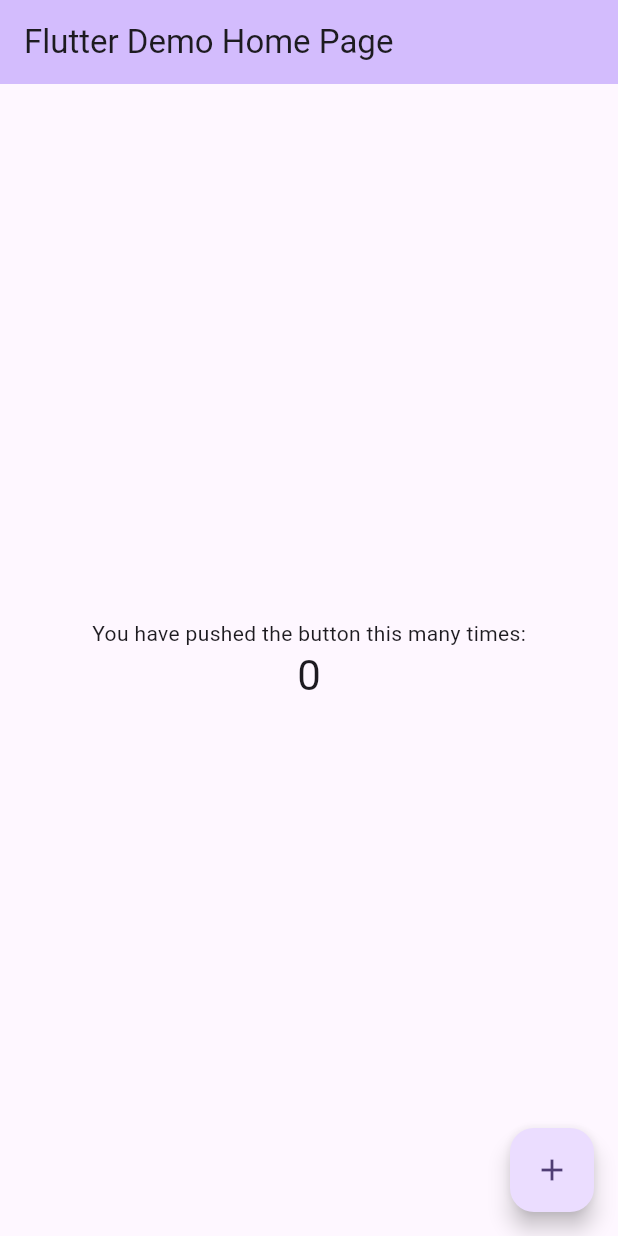
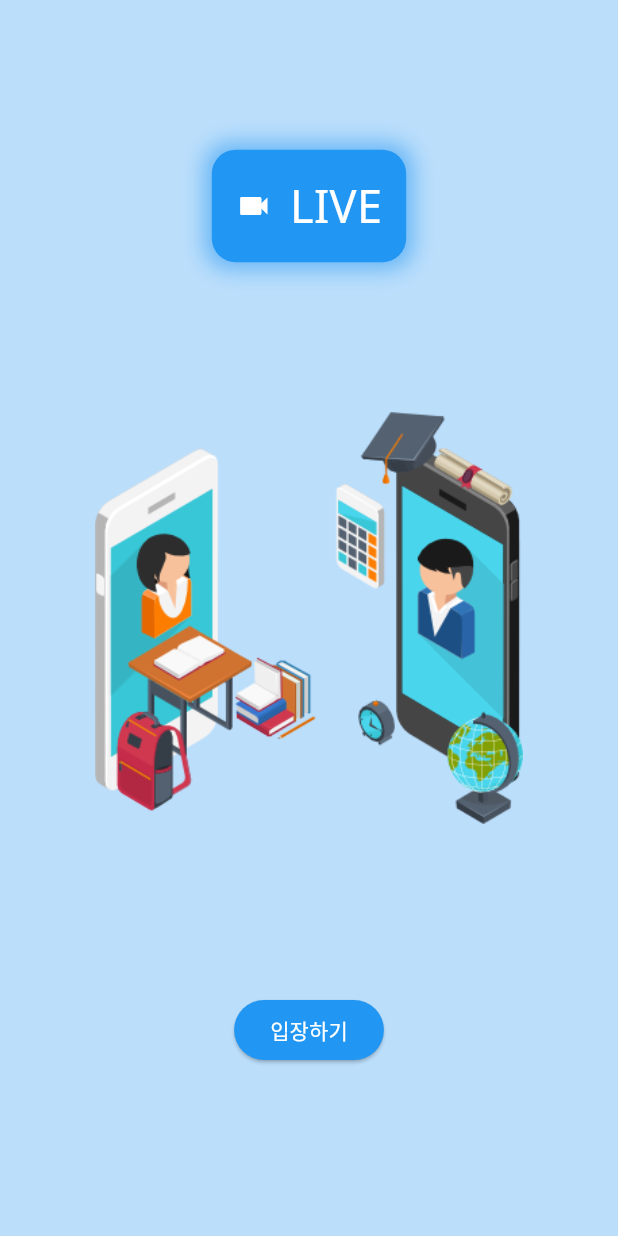
Before and after one commit to sinej/flutter-video-call, a Flutter app: the screen it shows after launch, on a phone screen of 412 x 824 dp. Run offline on Flutter 3.47's test engine with Material 3 defaults, Android fonts, the phone set to English and light mode, and no system bars; our stand-ins replace permission_handler; missing offline and left inert: agora_rtc_engine.

```diff
--- /dev/null
+++ b/lib/const/keys.dart
@@ -0,0 +1,3 @@
+const appId = 'dfdbb91266ed47b685a3c5bb638916bf';
+const channelName = 'testchannel';
+const token = '007eJxTYJCJ3PM6k7NN1qbKct90m6ub/X/sFf+ituVq0EamioSbetMUGFLSUpKSLA2NzMxSU0zMk8wsTBONk02TksyMLSwNzZLSeFi80xoCGRlW/tzPwsgAgSA+N0NJanFJckZiXl5qDgMDACshIlA=';
--- a/lib/main.dart
+++ b/lib/main.dart
@@ -1,125 +1,13 @@
 import 'package:flutter/material.dart';
+import 'package:video_call/screen/home_screen.dart';
 
 void main() {
-  runApp(const MyApp());
+  runApp(
+    MaterialApp(
+      theme: ThemeData(
+        fontFamily: 'NotoSans',
+      ),
+      home: HomeScreen(),
+    ),
+  );
 }
-
-class MyApp extends StatelessWidget {
-  const MyApp({super.key});
-
-  // This widget is the root of your application.
-  @override
-  Widget build(BuildContext context) {
-    return MaterialApp(
-      title: 'Flutter Demo',
-      theme: ThemeData(
-        // This is the theme of your application.
-        //
-        // TRY THIS: Try running your application with "flutter run". You'll see
-        // the application has a purple toolbar. Then, without quitting the app,
-        // try changing the seedColor in the colorScheme below to Colors.green
-        // and then invoke "hot reload" (save your changes or press the "hot
-        // reload" button in a Flutter-supported IDE, or press "r" if you used
-        // the command line to start the app).
-        //
-        // Notice that the counter didn't reset back to zero; the application
-        // state is not lost during the reload. To reset the state, use hot
-        // restart instead.
-        //
-        // This works for code too, not just values: Most code changes can be
-        // tested with just a hot reload.
-        colorScheme: ColorScheme.fromSeed(seedColor: Colors.deepPurple),
-        useMaterial3: true,
-      ),
-      home: const MyHomePage(title: 'Flutter Demo Home Page'),
-    );
-  }
-}
-
-class MyHomePage extends StatefulWidget {
-  const MyHomePage({super.key, required this.title});
-
-  // This widget is the home page of your application. It is stateful, meaning
-  // that it has a State object (defined below) that contains fields that affect
-  // how it looks.
-
-  // This class is the configuration for the state. It holds the values (in this
-  // case the title) provided by the parent (in this case the App widget) and
-  // used by the build method of the State. Fields in a Widget subclass are
-  // always marked "final".
-
-  final String title;
-
-  @override
-  State<MyHomePage> createState() => _MyHomePageState();
-}
-
-class _MyHomePageState extends State<MyHomePage> {
-  int _counter = 0;
-
-  void _incrementCounter() {
-    setState(() {
-      // This call to setState tells the Flutter framework that something has
-      // changed in this State, which causes it to rerun the build method below
-      // so that the display can reflect the updated values. If we changed
-      // _counter without calling setState(), then the build method would not be
-      // called again, and so nothing would appear to happen.
-      _counter++;
-    });
-  }
-
-  @override
-  Widget build(BuildContext context) {
-    // This method is rerun every time setState is called, for instance as done
-    // by the _incrementCounter method above.
-    //
-    // The Flutter framework has been optimized to make rerunning build methods
-    // fast, so that you can just rebuild anything that needs updating rather
-    // than having to individually change instances of widgets.
-    return Scaffold(
-      appBar: AppBar(
-        // TRY THIS: Try changing the color here to a specific color (to
-        // Colors.amber, perhaps?) and trigger a hot reload to see the AppBar
-        // change color while the other colors stay the same.
-        backgroundColor: Theme.of(context).colorScheme.inversePrimary,
-        // Here we take the value from the MyHomePage object that was created by
-        // the App.build method, and use it to set our appbar title.
-        title: Text(widget.title),
-      ),
-      body: Center(
-        // Center is a layout widget. It takes a single child and positions it
-        // in the middle of the parent.
-        child: Column(
-          // Column is also a layout widget. It takes a list of children and
-          // arranges them vertically. By default, it sizes itself to fit its
-          // children horizontally, and tries to be as tall as its parent.
-          //
-          // Column has various properties to control how it sizes itself and
-          // how it positions its children. Here we use mainAxisAlignment to
-          // center the children vertically; the main axis here is the vertical
-          // axis because Columns are vertical (the cross axis would be
-          // horizontal).
-          //
-          // TRY THIS: Invoke "debug painting" (choose the "Toggle Debug Paint"
-          // action in the IDE, or press "p" in the console), to see the
-          // wireframe for each widget.
-          mainAxisAlignment: MainAxisAlignment.center,
-          children: <Widget>[
-            const Text(
-              'You have pushed the button this many times:',
-            ),
-            Text(
-              '$_counter',
-              style: Theme.of(context).textTheme.headlineMedium,
-            ),
-          ],
-        ),
-      ),
-      floatingActionButton: FloatingActionButton(
-        onPressed: _incrementCounter,
-        tooltip: 'Increment',
-        child: const Icon(Icons.add),
-      ), // This trailing comma makes auto-formatting nicer for build methods.
-    );
-  }
-}
--- /dev/null
+++ b/lib/screen/home_screen.dart
@@ -0,0 +1,110 @@
+import 'package:flutter/material.dart';
+import 'package:video_call/screen/cam_screen.dart';
+
+class HomeScreen extends StatelessWidget {
+  const HomeScreen({super.key});
+
+  @override
+  Widget build(BuildContext context) {
+    return Scaffold(
+      backgroundColor: Colors.blue[100],
+      body: Column(
+        children: [
+          /// 로고
+          Expanded(
+            child: _Logo(),
+          ),
+          /// 이미지
+          Expanded(
+              child: _Image(),
+          ),
+          /// 버튼
+          Expanded(
+            child: _Footer(),
+          )
+        ],
+      ),
+    );
+  }
+}
+
+class _Logo extends StatelessWidget {
+  const _Logo({super.key});
+
+  @override
+  Widget build(BuildContext context) {
+    return  Center(
+      child: Container(
+        decoration: BoxDecoration(
+          color: Colors.blue,
+          borderRadius: BorderRadius.circular(16.0),
+          boxShadow: [
+            BoxShadow(
+              color: Colors.blue[300]!,
+              blurRadius: 12.0,
+              spreadRadius: 4.0,
+            ),
+          ],
+        ),
+        child: Padding(
+          padding: EdgeInsets.all(16.0),
+          child: Row(
+            mainAxisSize: MainAxisSize.min,
+            children: [
+              Icon(
+                Icons.videocam,
+                color: Colors.white,
+              ),
+              SizedBox(width: 12.0),
+              Text(
+                'LIVE',
+                style: TextStyle(
+                  color: Colors.white,
+                  fontSize: 30.0,
+                ),
+              )
+            ],
+          ),
+        ),
+      ),
+    );
+  }
+}
+
+
+class _Image extends StatelessWidget {
+  const _Image({super.key});
+
+  @override
+  Widget build(BuildContext context) {
+    return Center(
+      child: Image.asset(
+          'asset/image/home_img.png'
+      ),
+    );
+  }
+}
+
+class _Footer extends StatelessWidget {
+  const _Footer({super.key});
+
+  @override
+  Widget build(BuildContext context) {
+    return Center(
+      child: ElevatedButton(
+          onPressed: (){
+            Navigator.of(context).push(
+              MaterialPageRoute(
+                builder: (_) =>  CamScreen()
+              ),
+            );
+          },
+          style: ElevatedButton.styleFrom(
+            backgroundColor: Colors.blue,
+            foregroundColor: Colors.white,
+          ),
+          child: Text('입장하기')
+      ),
+    );
+  }
+}
```
Also changed, not shown: lib/screen/cam_screen.dart (added, +148 -0 lines), pubspec.yaml (+22 -0 lines), asset/image/home_img.png (added), asset/image/logo.png (added), pubspec.lock, 10 other files.
